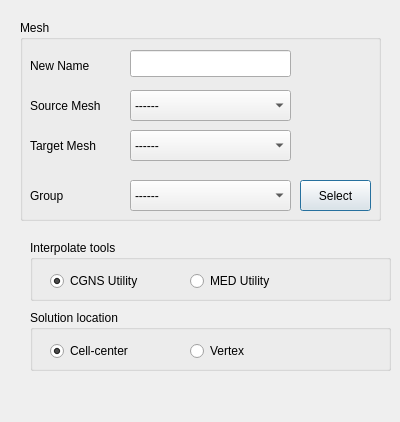
This is src/MCMESHTRANGUI/InterpolateMesh.ui in inr-kit/McMeshTran-Source as Qt 5 draws it before an edit. The edited form follows.
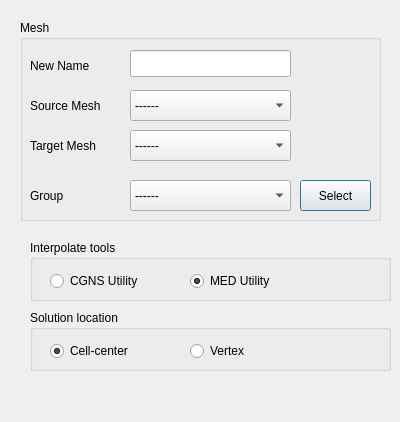
This is the edited form.

Diff of the .ui file:
```diff
--- a/src/MCMESHTRANGUI/InterpolateMesh.ui
+++ b/src/MCMESHTRANGUI/InterpolateMesh.ui
@@ -228,7 +228,7 @@
      <string>CGNS Utility</string>
     </property>
     <property name="checked">
-     <bool>true</bool>
+     <bool>false</bool>
     </property>
    </widget>
    <widget class="QRadioButton" name="int_rb_med">
@@ -247,7 +247,7 @@
      <bool>true</bool>
     </property>
     <property name="checked">
-     <bool>false</bool>
+     <bool>true</bool>
     </property>
    </widget>
   </widget>
```
